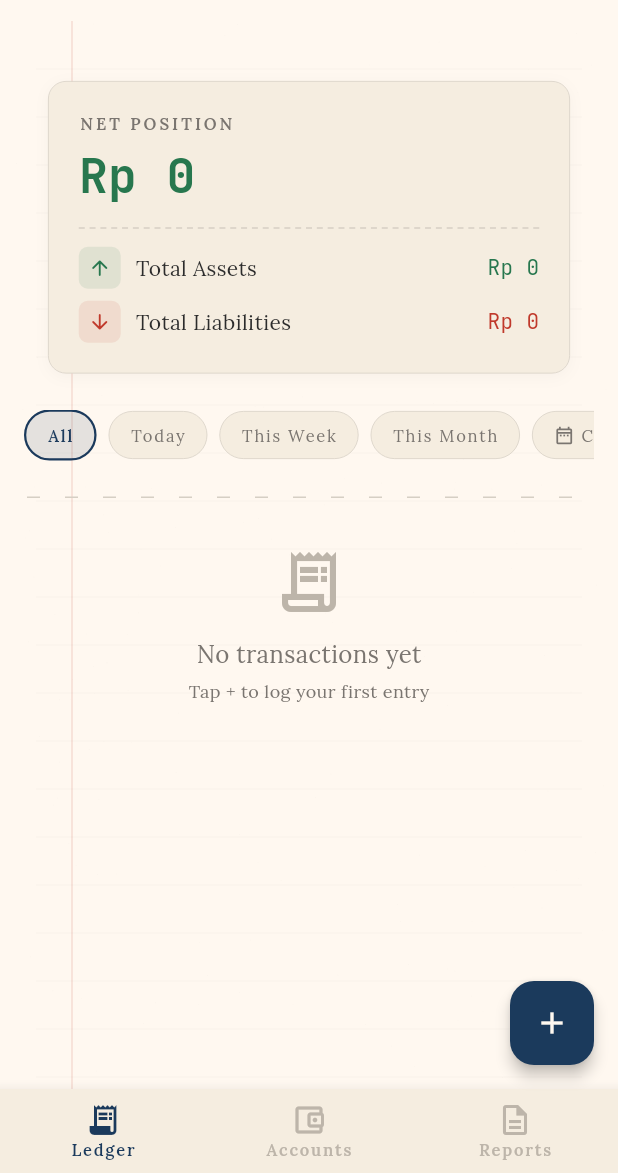
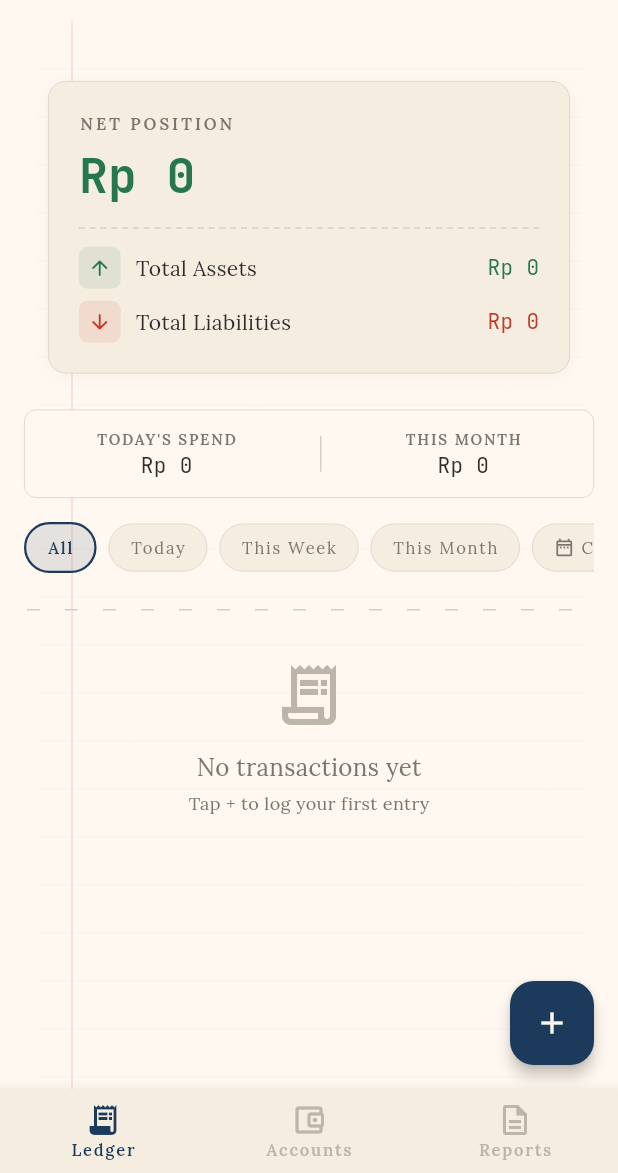
Before and after one commit to HellBus1/VentExpensePro, a Flutter app: the screen it shows after launch, on a phone screen of 412 x 824 dp, the part 63-1236 px from its top. Run offline on Flutter 3.47's test engine with Material 3 defaults, Android fonts, the phone set to English and light mode, and no system bars; our stand-ins replace equatable, get_it, google_sign_in, pdf, share_plus, sqflite; missing offline and left inert: excel, googleapis; accounts and stored records are empty.

Commit message:
feat dashboard-1.0.0: Implement quick spending stats strip on the ledger screen and add a 'Debt Free' stamp to the net position card.

```diff
--- a/lib/presentation/providers/transaction_provider.dart
+++ b/lib/presentation/providers/transaction_provider.dart
@@ -1,6 +1,7 @@
 import 'package:flutter/material.dart';
 
 import '../../domain/entities/category.dart';
+import '../../domain/entities/enums.dart';
 import '../../domain/entities/transaction.dart';
 import '../../domain/repositories/category_repository.dart';
 import '../../domain/repositories/transaction_repository.dart';
@@ -33,6 +34,29 @@ class TransactionProvider extends ChangeNotifier {
   bool get isLoading => _isLoading;
   String? get error => _error;
   DateTimeRange? get dateFilter => _dateFilter;
+
+  // — Quick Stats —
+
+  int get todaysSpending {
+    final now = DateTime.now();
+    return _transactions
+        .where((t) =>
+            t.type == TransactionType.expense &&
+            t.dateTime.year == now.year &&
+            t.dateTime.month == now.month &&
+            t.dateTime.day == now.day)
+        .fold(0, (sum, t) => sum + t.amount);
+  }
+
+  int get thisMonthsSpending {
+    final now = DateTime.now();
+    return _transactions
+        .where((t) =>
+            t.type == TransactionType.expense &&
+            t.dateTime.year == now.year &&
+            t.dateTime.month == now.month)
+        .fold(0, (sum, t) => sum + t.amount);
+  }
 
   /// Transactions filtered by the active date range (or all if no filter).
   List<Transaction> get filteredTransactions {
--- a/lib/presentation/screens/ledger_screen.dart
+++ b/lib/presentation/screens/ledger_screen.dart
@@ -10,6 +10,7 @@ import '../providers/account_provider.dart';
 import '../providers/transaction_provider.dart';
 import '../widgets/net_position_card.dart';
 import '../widgets/quick_add_transaction_sheet.dart';
+import '../widgets/quick_stats_strip.dart';
 import '../widgets/receipt_card.dart';
 import '../widgets/receipt_date_header.dart';
 
@@ -52,6 +53,17 @@ class _LedgerScreenState extends State<LedgerScreen> {
                   child: accProvider.breakdown != null
                       ? NetPositionCard(breakdown: accProvider.breakdown!)
                       : const SizedBox.shrink(),
+                ),
+              ),
+
+              // — Quick Stats Strip —
+              SliverToBoxAdapter(
+                child: Padding(
+                  padding: const EdgeInsets.only(top: 16),
+                  child: QuickStatsStrip(
+                    todaysSpending: txnProvider.todaysSpending,
+                    thisMonthsSpending: txnProvider.thisMonthsSpending,
+                  ),
                 ),
               ),
 
--- a/lib/presentation/widgets/net_position_card.dart
+++ b/lib/presentation/widgets/net_position_card.dart
@@ -4,6 +4,7 @@ import '../../core/theme/app_colors.dart';
 import '../../core/theme/app_typography.dart';
 import '../../domain/usecases/calculate_net_position.dart';
 import '../../domain/value_objects/money.dart';
+import 'zero_debt_stamp.dart';
 
 /// Displays the Net Position breakdown: Total Assets, Total Liabilities, Net.
 class NetPositionCard extends StatelessWidget {
@@ -16,6 +17,8 @@ class NetPositionCard extends StatelessWidget {
     final assets = breakdown?.totalAssets ?? const Money(cents: 0);
     final liabilities = breakdown?.totalLiabilities ?? const Money(cents: 0);
     final net = breakdown?.netPosition ?? const Money(cents: 0);
+
+    final isZeroDebt = breakdown != null && liabilities.isZero && assets.isPositive;
 
     return Container(
       margin: const EdgeInsets.fromLTRB(16, 16, 16, 8),
@@ -36,12 +39,18 @@ class NetPositionCard extends StatelessWidget {
         crossAxisAlignment: CrossAxisAlignment.start,
         children: [
           // — Header —
+          Row(
+            mainAxisAlignment: MainAxisAlignment.spaceBetween,
+            children: [
               Text(
                 'NET POSITION',
                 style: AppTypography.label.copyWith(
                   letterSpacing: 2.0,
                   color: AppColors.inkLight,
                 ),
+              ),
+              if (isZeroDebt) const ZeroDebtStamp(),
+            ],
           ),
           const SizedBox(height: 8),
 
--- /dev/null
+++ b/lib/presentation/widgets/quick_stats_strip.dart
@@ -0,0 +1,68 @@
+import 'package:flutter/material.dart';
+
+import '../../core/theme/app_colors.dart';
+import '../../core/theme/app_typography.dart';
+import '../../core/utils/currency_formatter.dart';
+
+/// A small strip showing today's and this month's spending.
+class QuickStatsStrip extends StatelessWidget {
+  final int todaysSpending;
+  final int thisMonthsSpending;
+
+  const QuickStatsStrip({
+    super.key,
+    required this.todaysSpending,
+    required this.thisMonthsSpending,
+  });
+
+  @override
+  Widget build(BuildContext context) {
+    return Padding(
+      padding: const EdgeInsets.symmetric(horizontal: 16),
+      child: Container(
+        padding: const EdgeInsets.symmetric(horizontal: 20, vertical: 12),
+        decoration: BoxDecoration(
+          color: AppColors.paper,
+          borderRadius: BorderRadius.circular(8),
+          border: Border.all(
+            color: AppColors.divider,
+            width: 0.5,
+          ),
+        ),
+        child: Row(
+          mainAxisAlignment: MainAxisAlignment.spaceAround,
+          children: [
+            _buildStatItem('Today\'s Spend', todaysSpending),
+            Container(
+              width: 1,
+              height: 24,
+              color: AppColors.divider,
+            ),
+            _buildStatItem('This Month', thisMonthsSpending),
+          ],
+        ),
+      ),
+    );
+  }
+
+  Widget _buildStatItem(String label, int amount) {
+    return Column(
+      children: [
+        Text(
+          label.toUpperCase(),
+          style: AppTypography.label.copyWith(
+            color: AppColors.inkLight,
+            fontSize: 10,
+          ),
+        ),
+        const SizedBox(height: 2),
+        Text(
+          CurrencyFormatter.formatCents(amount),
+          style: AppTypography.amountSmall.copyWith(
+            color: AppColors.inkDark,
+          ),
+        ),
+      ],
+    );
+  }
+}
--- /dev/null
+++ b/lib/presentation/widgets/zero_debt_stamp.dart
@@ -0,0 +1,38 @@
+import 'dart:math';
+import 'package:flutter/material.dart';
+
+import '../../core/theme/app_colors.dart';
+import '../../core/theme/app_typography.dart';
+
+/// A subtle inline badge indicating the user is debt-free.
+class ZeroDebtStamp extends StatelessWidget {
+  const ZeroDebtStamp({super.key});
+
+  @override
+  Widget build(BuildContext context) {
+    return Container(
+      padding: const EdgeInsets.symmetric(horizontal: 8, vertical: 4),
+      decoration: BoxDecoration(
+        color: AppColors.inkGreen.withValues(alpha: 0.1),
+        border: Border.all(color: AppColors.inkGreen.withValues(alpha: 0.3), width: 1),
+        borderRadius: BorderRadius.circular(12),
+      ),
+      child: Row(
+        mainAxisSize: MainAxisSize.min,
+        children: [
+          const Icon(Icons.check_circle_outline, size: 12, color: AppColors.inkGreen),
+          const SizedBox(width: 4),
+          Text(
+            'DEBT FREE',
+            style: AppTypography.label.copyWith(
+              color: AppColors.inkGreen,
+              fontWeight: FontWeight.w600,
+              letterSpacing: 1.0,
+              fontSize: 10,
+            ),
+          ),
+        ],
+      ),
+    );
+  }
+}
```
Lines whose indentation alone changed are shown as unchanged.
